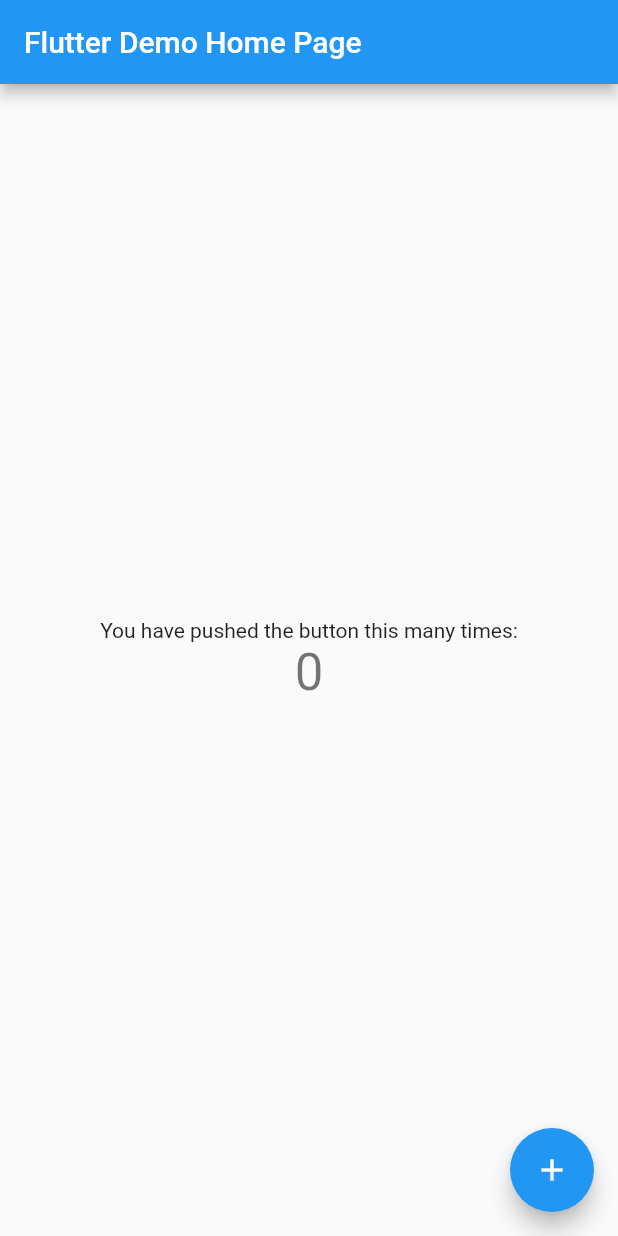
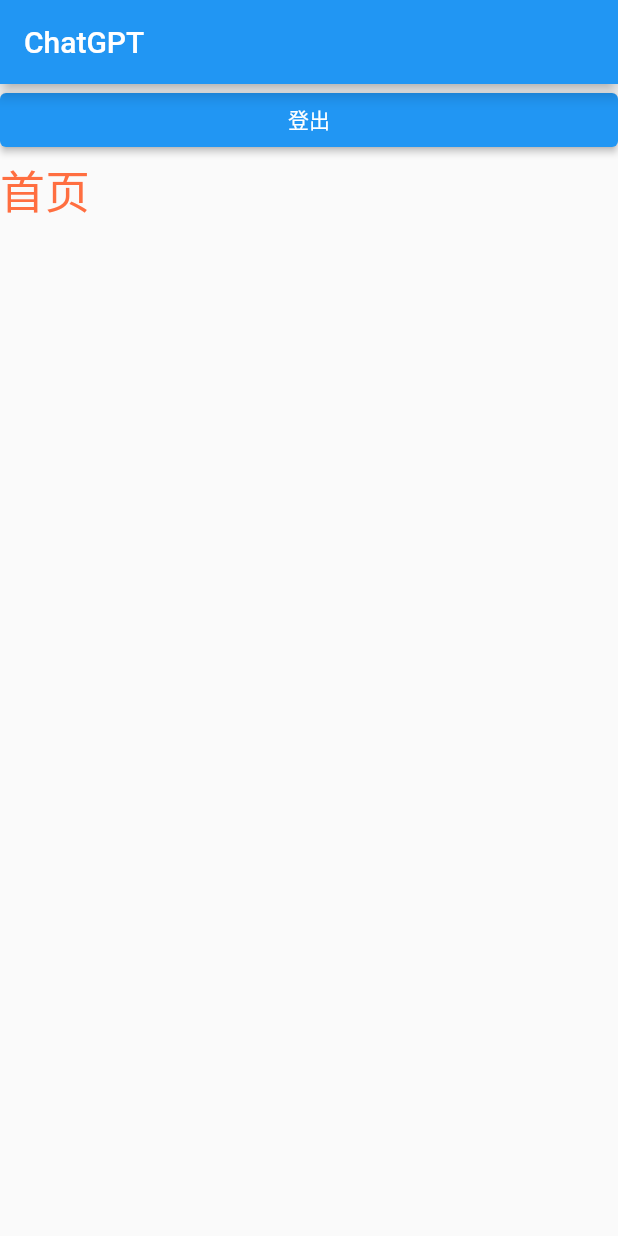
Before and after one commit to haganWu/chatgpt_flutter, a Flutter app: the screen it shows after launch, on a phone screen of 412 x 824 dp. Run offline on Flutter 3.47's test engine with Material 2 defaults, Android fonts, the phone set to English and light mode, and no system bars; missing offline and left inert: login_sdk.

Commit message:
基于login_sdk完成首页和登陆功能调试

```diff
--- a/lib/main.dart
+++ b/lib/main.dart
@@ -1,5 +1,8 @@
+import 'package:chatgpt_flutter/pages/home_page.dart';
 import 'package:flutter/material.dart';
+import 'package:login_sdk/dao/login_dao.dart';
 import 'package:login_sdk/login_sdk.dart';
+import 'package:login_sdk/pages/login_page.dart';
 
 void main() {
   runApp(const MyApp());
@@ -8,109 +11,33 @@ void main() {
 class MyApp extends StatelessWidget {
   const MyApp({Key? key}) : super(key: key);
 
-  // This widget is the root of your application.
   @override
   Widget build(BuildContext context) {
     return MaterialApp(
       title: 'Flutter Demo',
       theme: ThemeData(
-        // This is the theme of your application.
-        //
-        // Try running your application with "flutter run". You'll see the
-        // application has a blue toolbar. Then, without quitting the app, try
-        // changing the primarySwatch below to Colors.green and then invoke
-        // "hot reload" (press "r" in the console where you ran "flutter run",
-        // or simply save your changes to "hot reload" in a Flutter IDE).
-        // Notice that the counter didn't reset back to zero; the application
-        // is not restarted.
         primarySwatch: Colors.blue,
       ),
-      home: const MyHomePage(title: 'Flutter Demo Home Page'),
+      home: FutureBuilder<void>(
+        future: doInit(),
+        builder: (BuildContext context, AsyncSnapshot<void> snapshot) {
+          if (snapshot.connectionState == ConnectionState.done) {
+            if (LoginDao.getBoardingPass() == null) {
+              return const LoginPage();
+            } else {
+              return const HomePage();
+            }
+          } else {
+            return const Scaffold(
+              body: Center(child: CircularProgressIndicator()),
+            );
+          }
+        },
+      ),
     );
   }
-}
 
-class MyHomePage extends StatefulWidget {
-  const MyHomePage({Key? key, required this.title}) : super(key: key);
-
-  // This widget is the home page of your application. It is stateful, meaning
-  // that it has a State object (defined below) that contains fields that affect
-  // how it looks.
-
-  // This class is the configuration for the state. It holds the values (in this
-  // case the title) provided by the parent (in this case the App widget) and
-  // used by the build method of the State. Fields in a Widget subclass are
-  // always marked "final".
-
-  final String title;
-
-  @override
-  State<MyHomePage> createState() => _MyHomePageState();
-}
-
-class _MyHomePageState extends State<MyHomePage> {
-  int _counter = 0;
-
-  void _incrementCounter() {
-    setState(() {
-      // This call to setState tells the Flutter framework that something has
-      // changed in this State, which causes it to rerun the build method below
-      // so that the display can reflect the updated values. If we changed
-      // _counter without calling setState(), then the build method would not be
-      // called again, and so nothing would appear to happen.
-      _counter = LoginConfig().addOne(5);
-    });
-  }
-
-  @override
-  Widget build(BuildContext context) {
-    // This method is rerun every time setState is called, for instance as done
-    // by the _incrementCounter method above.
-    //
-    // The Flutter framework has been optimized to make rerunning build methods
-    // fast, so that you can just rebuild anything that needs updating rather
-    // than having to individually change instances of widgets.
-    return Scaffold(
-      appBar: AppBar(
-        // Here we take the value from the MyHomePage object that was created by
-        // the App.build method, and use it to set our appbar title.
-        title: Text(widget.title),
-      ),
-      body: Center(
-        // Center is a layout widget. It takes a single child and positions it
-        // in the middle of the parent.
-        child: Column(
-          // Column is also a layout widget. It takes a list of children and
-          // arranges them vertically. By default, it sizes itself to fit its
-          // children horizontally, and tries to be as tall as its parent.
-          //
-          // Invoke "debug painting" (press "p" in the console, choose the
-          // "Toggle Debug Paint" action from the Flutter Inspector in Android
-          // Studio, or the "Toggle Debug Paint" command in Visual Studio Code)
-          // to see the wireframe for each widget.
-          //
-          // Column has various properties to control how it sizes itself and
-          // how it positions its children. Here we use mainAxisAlignment to
-          // center the children vertically; the main axis here is the vertical
-          // axis because Columns are vertical (the cross axis would be
-          // horizontal).
-          mainAxisAlignment: MainAxisAlignment.center,
-          children: <Widget>[
-            const Text(
-              'You have pushed the button this many times:',
-            ),
-            Text(
-              '$_counter',
-              style: Theme.of(context).textTheme.headline4,
-            ),
-          ],
-        ),
-      ),
-      floatingActionButton: FloatingActionButton(
-        onPressed: _incrementCounter,
-        tooltip: 'Increment',
-        child: const Icon(Icons.add),
-      ), // This trailing comma makes auto-formatting nicer for build methods.
-    );
+  Future<void> doInit() async {
+    await LoginConfig.instance().init(homePage: const HomePage());
   }
 }
--- /dev/null
+++ b/lib/pages/home_page.dart
@@ -0,0 +1,38 @@
+import 'package:flutter/material.dart';
+import 'package:login_sdk/dao/login_dao.dart';
+import 'package:login_sdk/util/navigator_util.dart';
+
+class HomePage extends StatefulWidget {
+  const HomePage({Key? key}) : super(key: key);
+
+  @override
+  State<HomePage> createState() => _HomePageState();
+}
+
+class _HomePageState extends State<HomePage> {
+  get _logoutBtn => ElevatedButton(
+      onPressed: () {
+        LoginDao.logout();
+      },
+      child: const Text('登出'));
+
+  get _listView => ListView(
+        children: [
+          _logoutBtn,
+          const Text(
+            '首页',
+            style: TextStyle(fontSize: 30, color: Colors.deepOrangeAccent),
+          )
+        ],
+      );
+
+  @override
+  Widget build(BuildContext context) {
+    // 更新导航器上下文context
+    NavigatorUtil.updateContext(context);
+    return Scaffold(
+      appBar: AppBar(title: const Text('ChatGPT')),
+      body: _listView,
+    );
+  }
+}
```
Also changed, not shown: pubspec.lock, 5 other files.
